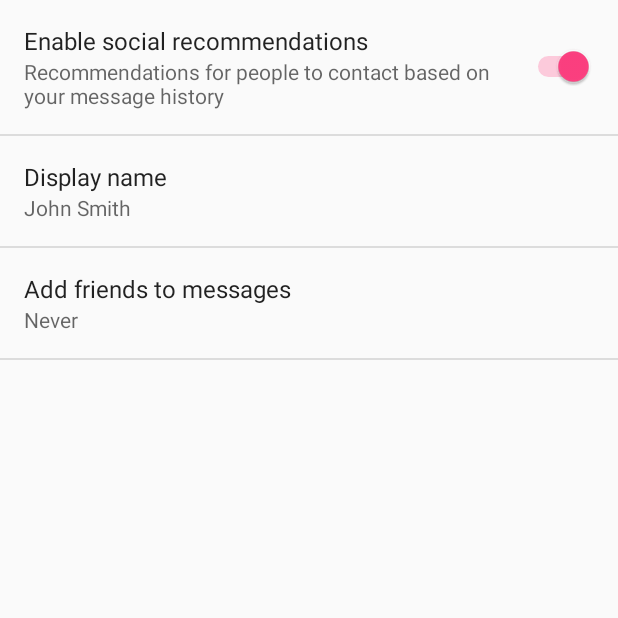
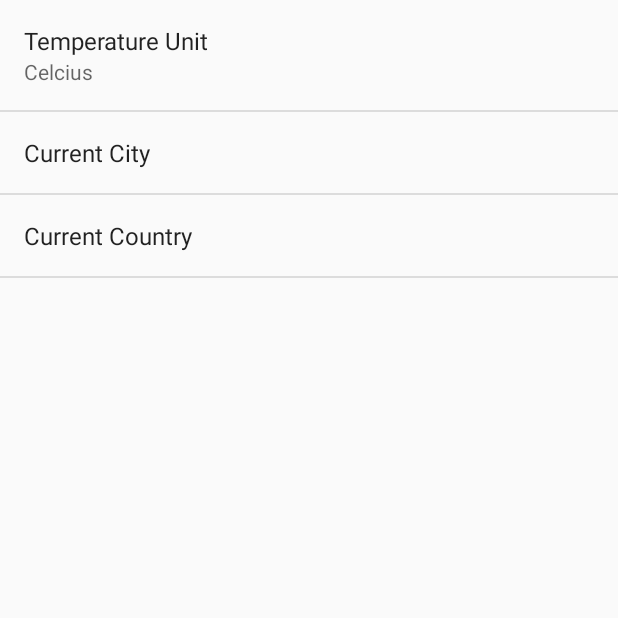
Before and after one commit to chinmayrawool/WeatherApp, an Android app: the SettingsActivity screen opened directly, with no data from a screen before it, after a tap on "General", on a phone screen of 412 x 824 dp, the top half of it. Run offline under Robolectric (Android 15) with nearby library versions, the phone set to English and light mode, and no system bars; our stand-ins replace Firebase (no records; nobody signed in at launch, a user with empty details on screens opened directly), Picasso; libraries missing offline, so code that uses them is left out: org.ocpsoft.prettytime; pictures from the network do not load.

Commit message:
Remove event listener, Save city

```diff
--- a/app/src/main/AndroidManifest.xml
+++ b/app/src/main/AndroidManifest.xml
@@ -28,6 +28,7 @@
         <activity
             android:name=".ForecastActivity"
             android:label="ForeCast" />
+        <activity android:name=".MainPrefActivity"></activity>
     </application>
 
 </manifest>
--- a/app/src/main/java/com/mad/homework08weather/MainActivity.java
+++ b/app/src/main/java/com/mad/homework08weather/MainActivity.java
@@ -65,7 +65,7 @@ public class MainActivity extends AppCompatActivity implements FirebaseHandler.I
     FirebaseHandler handler;
     LinearLayout linearSavedCity;
     DatabaseReference rbRoot;
-
+    SharedPreferences.OnSharedPreferenceChangeListener listener;
 
     @Override
     protected void onCreate(Bundle savedInstanceState) {
@@ -79,12 +79,6 @@ public class MainActivity extends AppCompatActivity implements FirebaseHandler.I
 
         preferences = PreferenceManager.getDefaultSharedPreferences(this);
         editor = preferences.edit();
-        /*preferences.registerOnSharedPreferenceChangeListener(new SharedPreferences.OnSharedPreferenceChangeListener() {
-            @Override
-            public void onSharedPreferenceChanged(SharedPreferences sharedPreferences, String s) {
-
-            }
-        });*/
 
         linearLayout = (LinearLayout) findViewById(R.id.linearMainDisplay);
         pg = new ProgressDialog(MainActivity.this);
@@ -97,13 +91,34 @@ public class MainActivity extends AppCompatActivity implements FirebaseHandler.I
 
         Log.d("demo","Cities in main: "+cities.toString());
 
+        listener = new SharedPreferences.OnSharedPreferenceChangeListener() {
+            @Override
+            public void onSharedPreferenceChanged(SharedPreferences sharedPreferences, String s) {
 
+                Log.d("demo","Shared Preference: String:"+s);
+                if(s.equals("pref_temp_unit")||s.equals("pref_current_city")||s.equals("pref_current_country")){
+                    if(sharedPreferences.getString("pref_temp_unit","").equals("Celcius")){
+                        tempUnit =false;
+                    }else if(sharedPreferences.getString("pref_temp_unit","").equals("Fahrenheit")){
+                        tempUnit =true;
+                    }
+                    displayRefresh();
+                }
+            }
+        };
+
+        preferences.registerOnSharedPreferenceChangeListener(listener);
         client = new OkHttpClient();
         try{
-            cityName = preferences.getString("CITY_NAME", "");
-            countryCode = preferences.getString("COUNTRY_CODE", "");
-            countryName = preferences.getString("COUNTRY_NAME", "");
+            cityName = preferences.getString("pref_current_city", "");
+            countryCode = preferences.getString("pref_current_country", "");
             cityKey = preferences.getString("CITY_KEY", "");
+            String temp = preferences.getString("pref_temp_unit", "");
+            if(temp.equals("Celcius")){
+                tempUnit = false;
+            }else if(temp.equals("Fahrenheit")){
+                tempUnit = true;
+            }
 
             if(!(cityKey.equals("") && cityName.equals("") && countryCode.equals(""))){ //&& countryName.equals("")
                 Log.d("demo","if true");
@@ -183,8 +198,8 @@ public class MainActivity extends AppCompatActivity implements FirebaseHandler.I
                                         Log.d("demo","key="+cityKey);
                                         //flag =true;
                                         if(cityKey!=null || !(cityKey.equals(""))) {
-                                            editor.putString("CITY_NAME", cityName);
-                                            editor.putString("COUNTRY_CODE", countryCode);
+                                            editor.putString("pref_current_city", cityName);
+                                            editor.putString("pref_current_country", countryCode);
                                             editor.putString("CITY_KEY", cityKey);
                                             editor.apply();
 
@@ -280,9 +295,10 @@ public class MainActivity extends AppCompatActivity implements FirebaseHandler.I
     public boolean onOptionsItemSelected(MenuItem item) {
         if(item.getItemId()==R.id.settings) {
             Toast.makeText(this, "Settings clicked", Toast.LENGTH_SHORT).show();
+            // Intent to Preference Activity.
             Intent intent = new Intent(getApplicationContext(),SettingsActivity.class);
             startActivity(intent);
-            // Intent to Preference Activity.
+
         }
 
         return super.onOptionsItemSelected(item);
@@ -400,5 +416,43 @@ public class MainActivity extends AppCompatActivity implements FirebaseHandler.I
 
     }
 
+    void displayRefresh(){
+        cityName = preferences.getString("pref_current_city","");
+        countryCode = preferences.getString("pref_current_country","");
 
+        Request request = new Request.Builder()
+                .url("http://dataservice.accuweather.com/locations/v1/"+countryCode.trim()+"/search?apikey="+apiKey.trim()+"&q="+cityName.trim())
+                .build();
+
+        client.newCall(request).enqueue(new Callback() {
+            @Override
+            public void onFailure(Call call, IOException e) {
+                MainActivity.this.runOnUiThread(new Runnable() {
+                    @Override
+                    public void run() {
+                        Toast.makeText(MainActivity.this, "failed", Toast.LENGTH_SHORT).show();
+                    }
+                });
+            }
+
+            @Override
+            public void onResponse(Call call, Response response) throws IOException {
+                // Log.d("demo", response.body().string());
+                String jsonString = response.body().string();
+                Log.d("demo", "1st api=" + jsonString);
+                gson = new Gson();
+                ResponseLocationApi[] locApi = gson.fromJson(jsonString, ResponseLocationApi[].class);
+                Log.d("demo", "Loc API: " + locApi.toString());
+                if(!(locApi[0].getKey().equals("")||locApi[0].getKey().equals(null))){
+                    cityKey = locApi[0].getKey();
+                    editor.putString("CITY_KEY", cityKey);
+                    editor.apply();
+                    displayCurrentWeather();
+                }else{
+                    Toast.makeText(MainActivity.this, "City Key not found", Toast.LENGTH_SHORT).show();
+                }
+
+            }
+        });
+    }
 }
--- a/app/src/main/java/com/mad/homework08weather/SettingsActivity.java
+++ b/app/src/main/java/com/mad/homework08weather/SettingsActivity.java
@@ -174,7 +174,6 @@ public class SettingsActivity extends AppCompatPreferenceActivity {
     protected boolean isValidFragment(String fragmentName) {
         return PreferenceFragment.class.getName().equals(fragmentName)
                 || GeneralPreferenceFragment.class.getName().equals(fragmentName)
-                || DataSyncPreferenceFragment.class.getName().equals(fragmentName)
                 || NotificationPreferenceFragment.class.getName().equals(fragmentName);
     }
 
@@ -194,8 +193,10 @@ public class SettingsActivity extends AppCompatPreferenceActivity {
             // to their values. When their values change, their summaries are
             // updated to reflect the new value, per the Android Design
             // guidelines.
-            bindPreferenceSummaryToValue(findPreference("example_text"));
-            bindPreferenceSummaryToValue(findPreference("example_list"));
+            bindPreferenceSummaryToValue(findPreference("pref_temp_unit"));
+            bindPreferenceSummaryToValue(findPreference("pref_current_city"));
+            bindPreferenceSummaryToValue(findPreference("pref_current_country"));
+
         }
 
         @Override
@@ -239,10 +240,8 @@ public class SettingsActivity extends AppCompatPreferenceActivity {
         }
     }
 
-    /**
-     * This fragment shows data and sync preferences only. It is used when the
-     * activity is showing a two-pane settings UI.
-     */
+    /*
+
     @TargetApi(Build.VERSION_CODES.HONEYCOMB)
     public static class DataSyncPreferenceFragment extends PreferenceFragment {
         @Override
@@ -267,5 +266,5 @@ public class SettingsActivity extends AppCompatPreferenceActivity {
             }
             return super.onOptionsItemSelected(item);
         }
-    }
+    }*/
 }
--- a/app/src/main/res/values/strings.xml
+++ b/app/src/main/res/values/strings.xml
@@ -27,6 +27,7 @@
         <item>When possible</item>
         <item>Never</item>
     </string-array>
+    <string-array name="empty_array"/>
     <string-array name="pref_example_list_values">
         <item>1</item>
         <item>0</item>
--- a/app/src/main/res/xml/pref_general.xml
+++ b/app/src/main/res/xml/pref_general.xml
@@ -1,33 +1,28 @@
 <PreferenceScreen xmlns:android="http://schemas.android.com/apk/res/android">
 
-    <SwitchPreference
-        android:defaultValue="true"
-        android:key="example_switch"
-        android:summary="@string/pref_description_social_recommendations"
-        android:title="@string/pref_title_social_recommendations" />
+    <ListPreference
+        android:title="Temperature Unit"
+        android:defaultValue="Celcius"
+        android:entries="@array/pref_temperature_list"
+        android:entryValues="@array/pref_temperature_list"
+        android:key="pref_temp_unit"
+        android:summary="Choose between Celsius and Fahrenheit"
+        android:dialogTitle="Choose Temperature Unit"/>
 
-    <!-- NOTE: EditTextPreference accepts EditText attributes. -->
-    <!-- NOTE: EditTextPreference's summary should be set to its value by the activity code. -->
     <EditTextPreference
-        android:capitalize="words"
-        android:defaultValue="@string/pref_default_display_name"
-        android:inputType="textCapWords"
-        android:key="example_text"
-        android:maxLines="1"
         android:selectAllOnFocus="true"
+        android:title="Current City"
+        android:key="pref_current_city"
+        android:summary="Change Current City"
         android:singleLine="true"
-        android:title="@string/pref_title_display_name" />
+        android:dialogTitle="Enter city details" />
 
-    <!-- NOTE: Hide buttons to simplify the UI. Users can touch outside the dialog to
-         dismiss it. -->
-    <!-- NOTE: ListPreference's summary should be set to its value by the activity code. -->
-    <ListPreference
-        android:defaultValue="-1"
-        android:entries="@array/pref_example_list_titles"
-        android:entryValues="@array/pref_example_list_values"
-        android:key="example_list"
-        android:negativeButtonText="@null"
-        android:positiveButtonText="@null"
-        android:title="@string/pref_title_add_friends_to_messages" />
+    <EditTextPreference
+        android:selectAllOnFocus="true"
+        android:title="Current Country"
+        android:key="pref_current_country"
+        android:summary="Change Current Country"
+        android:singleLine="true"
+        android:dialogTitle="Enter country code" />
 
 </PreferenceScreen>
--- a/app/src/main/res/xml/pref_headers.xml
+++ b/app/src/main/res/xml/pref_headers.xml
@@ -14,9 +14,6 @@
         android:icon="@drawable/ic_notifications_black_24dp"
         android:title="@string/pref_header_notifications" />
 
-    <header
-        android:fragment="com.mad.homework08weather.SettingsActivity$DataSyncPreferenceFragment"
-        android:icon="@drawable/ic_sync_black_24dp"
-        android:title="@string/pref_header_data_sync" />
+
 
 </preference-headers>
```
Also changed, not shown: app/src/main/java/com/mad/homework08weather/ForecastActivity.java (+31 -10 lines), app/src/main/java/com/mad/homework08weather/MainPrefActivity.java (added, +27 -0 lines), app/src/main/res/layout/activity_main_pref.xml (added, +13 -0 lines), app/src/main/res/xml/preferences.xml (+9 -1 lines).
